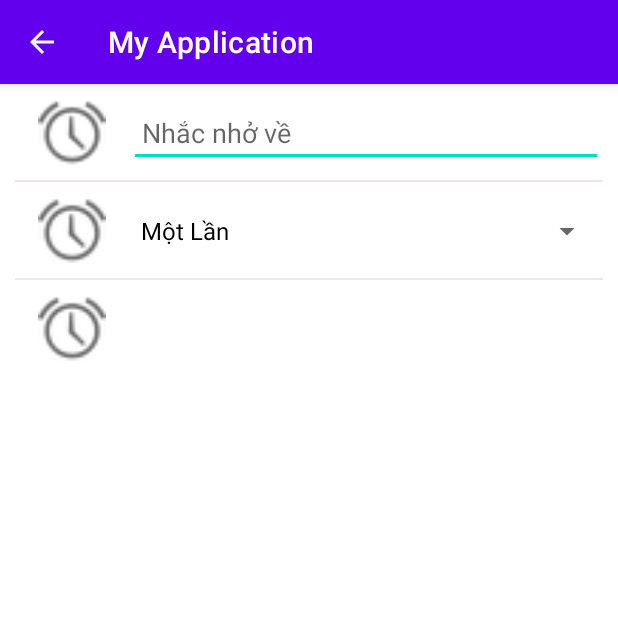
After one commit to frgryr2001/Time-Planner-App, an Android app: the AddReminder screen opened directly, with no data from a screen before it, on a phone screen of 412 x 824 dp, the top half of it. The commit adds this screen. Run offline under Robolectric (Android 15) with nearby library versions, the phone set to English and light mode, and no system bars.

Commit message:
Thêm nhắc nhở ver1

```diff
--- a/app/src/main/AndroidManifest.xml
+++ b/app/src/main/AndroidManifest.xml
@@ -10,6 +10,9 @@
         android:supportsRtl="true"
         android:theme="@style/Theme.MyApplication">
         <activity
+            android:name=".AddReminder"
+            android:exported="true" />
+        <activity
             android:name=".MainActivity"
             android:exported="true">
             <intent-filter>
--- /dev/null
+++ b/app/src/main/java/com/example/myapplication/AddReminder.java
@@ -0,0 +1,91 @@
+package com.example.myapplication;
+
+import androidx.appcompat.app.ActionBar;
+import androidx.appcompat.app.AppCompatActivity;
+
+import android.app.TimePickerDialog;
+import android.os.Bundle;
+import android.util.Log;
+import android.view.Menu;
+import android.view.MenuItem;
+import android.view.View;
+import android.widget.ArrayAdapter;
+import android.widget.Spinner;
+import android.widget.TableRow;
+import android.widget.TextView;
+import android.widget.TimePicker;
+
+import java.util.ArrayList;
+import java.util.Arrays;
+import java.util.Calendar;
+import java.util.List;
+
+public class AddReminder extends AppCompatActivity {
+    TextView tvTime;
+    Spinner spinner;
+    TableRow rowTime;
+    @Override
+    protected void onCreate(Bundle savedInstanceState) {
+        super.onCreate(savedInstanceState);
+        setContentView(R.layout.activity_add_reminder);
+
+        // Tạo nút Back về Home
+        ActionBar actionBar = getSupportActionBar();
+        if (actionBar != null) {
+            actionBar.setDisplayHomeAsUpEnabled(true);
+        }
+        // end
+
+        // Click lay gia tri cua Time Picker
+        tvTime = findViewById(R.id.tvTime);
+        rowTime = findViewById(R.id.rowTime);
+        rowTime.setOnClickListener(new View.OnClickListener() {
+            @Override
+            public void onClick(View view) {
+                Calendar mcurrentTime = Calendar.getInstance();
+                int hour = mcurrentTime.get(Calendar.HOUR_OF_DAY);
+                int minute = mcurrentTime.get(Calendar.MINUTE);
+                TimePickerDialog mTimePicker;
+                mTimePicker = new TimePickerDialog(AddReminder.this, new TimePickerDialog.OnTimeSetListener() {
+                    @Override
+                    public void onTimeSet(TimePicker timePicker, int selectedHour, int selectedMinute) {
+                        tvTime.setText( selectedHour + ":" + selectedMinute);
+                    }
+                }, hour, minute, true);//Yes 24 hour time
+                mTimePicker.setTitle("Select Time");
+                mTimePicker.show();
+            }
+        });
+        // end
+
+        // add value spinner
+        spinner = findViewById(R.id.spinner);
+        String[] solanlap = new String[]{
+                "Một Lần",
+                "Lặp Lại",
+                "Lặp lại theo vòng",
+                "Lặp theo chu kì trong khoảng thời gian",
+                "Ngẫu Nhiên"
+                };
+        Log.d(""+solanlap, "onCreate: ");
+        final List<String> plantsList = new ArrayList<>(Arrays.asList(solanlap));
+        final ArrayAdapter<String> spinnerArrayAdapter = new ArrayAdapter<>(this, R.layout.support_simple_spinner_dropdown_item, plantsList);
+        spinnerArrayAdapter.setDropDownViewResource(R.layout.spinner_value);
+        spinner.setAdapter(spinnerArrayAdapter);
+    }
+
+    // Tạo nút Back về Home
+    public boolean onOptionsItemSelected(MenuItem item){
+        switch (item.getItemId()) {
+            case android.R.id.home:
+                finish();
+                return true;
+        }
+        return super.onOptionsItemSelected(item);
+    }
+
+    public boolean onCreateOptionsMenu(Menu menu) {
+        return true;
+    }
+    // end
+}
--- /dev/null
+++ b/app/src/main/res/drawable/bottom_line.xml
@@ -0,0 +1,9 @@
+<?xml version="1.0" encoding="utf-8" ?>
+<layer-list xmlns:android="http://schemas.android.com/apk/res/android" >
+    <item android:gravity="bottom">
+        <shape>
+            <size android:height="1dp" />
+            <solid android:color="#EFE7E7" />
+        </shape>
+    </item>
+</layer-list>
--- /dev/null
+++ b/app/src/main/res/layout/activity_add_reminder.xml
@@ -0,0 +1,85 @@
+<?xml version="1.0" encoding="utf-8"?>
+<TableLayout xmlns:android="http://schemas.android.com/apk/res/android"
+    xmlns:app="http://schemas.android.com/apk/res-auto"
+    xmlns:tools="http://schemas.android.com/tools"
+    android:layout_width="match_parent"
+    android:layout_height="match_parent"
+    android:padding="10dp"
+    android:stretchColumns="1"
+
+    tools:context=".AddReminder">
+    />
+    <TableRow
+        android:paddingBottom="10dp"
+
+        android:background="@drawable/bottom_line"
+        >
+
+        <ImageView
+            android:id="@+id/imageView3"
+            android:layout_width="76dp"
+
+            android:layout_height="match_parent"
+            app:srcCompat="@android:drawable/ic_lock_idle_alarm" />
+
+        <EditText
+            android:id="@+id/etNhacNho"
+            android:layout_width="match_parent"
+            android:layout_height="match_parent"
+            android:ems="10"
+            android:inputType="textPersonName"
+            android:text=""
+            android:hint=" Nhắc nhở về"
+            tools:ignore="SpeakableTextPresentCheck,TouchTargetSizeCheck" />
+
+    </TableRow>
+    <TableRow
+        android:paddingBottom="10dp"
+        android:paddingTop="10dp"
+        android:background="@drawable/bottom_line"
+        >
+
+        <ImageView
+            android:id="@+id/ivIcon1"
+            android:layout_width="76dp"
+
+            android:layout_height="match_parent"
+            app:srcCompat="@android:drawable/ic_lock_idle_alarm" />
+
+        <Spinner
+            android:id="@+id/spinner"
+            android:layout_width="match_parent"
+            android:layout_height="45dp"
+            tools:ignore="SpeakableTextPresentCheck,TouchTargetSizeCheck" />
+
+    </TableRow>
+    <TableRow
+        android:id="@+id/rowTime"
+        android:paddingBottom="10dp"
+        android:paddingTop="10dp"
+        android:background="?attr/selectableItemBackground"
+
+        >
+
+        <ImageView
+            android:id="@+id/ivIcon2"
+            android:layout_width="76dp"
+
+            android:layout_height="match_parent"
+            app:srcCompat="@android:drawable/ic_lock_idle_alarm" />
+
+        <TextView
+            android:id="@+id/tvTime"
+            android:layout_width="match_parent"
+            android:text=""
+            android:gravity="center_vertical"
+            android:paddingLeft="10sp"
+            android:textSize="20sp"
+            android:layout_height="45dp"
+
+            />
+
+    </TableRow>
+
+
+</TableLayout>
--- a/app/src/main/res/layout/login.xml
+++ b/app/src/main/res/layout/login.xml
@@ -30,7 +30,7 @@
         android:id="@+id/btnLoginFb"
         android:layout_width="340dp"
         android:layout_height="wrap_content"
-        android:layout_marginTop="40dp"
+        android:layout_marginTop="28dp"
         android:backgroundTint="@color/white"
         android:drawableLeft="@drawable/facebook_drawable"
         android:paddingVertical="12dp"
@@ -40,7 +40,7 @@
         android:textSize="16sp"
         app:cornerRadius="10dp"
         app:layout_constraintEnd_toEndOf="parent"
-        app:layout_constraintHorizontal_bias="0.494"
+        app:layout_constraintHorizontal_bias="0.492"
         app:layout_constraintStart_toStartOf="parent"
         app:layout_constraintTop_toBottomOf="@+id/btnLoginGg"
         app:strokeColor="@color/primary"
```
Also changed, not shown: app/src/main/java/com/example/myapplication/MainActivity.java (+8 -1 lines), app/src/main/res/layout/activity_main.xml (+13 -5 lines), app/src/main/res/layout/spinner_value.xml (added, +11 -0 lines).
